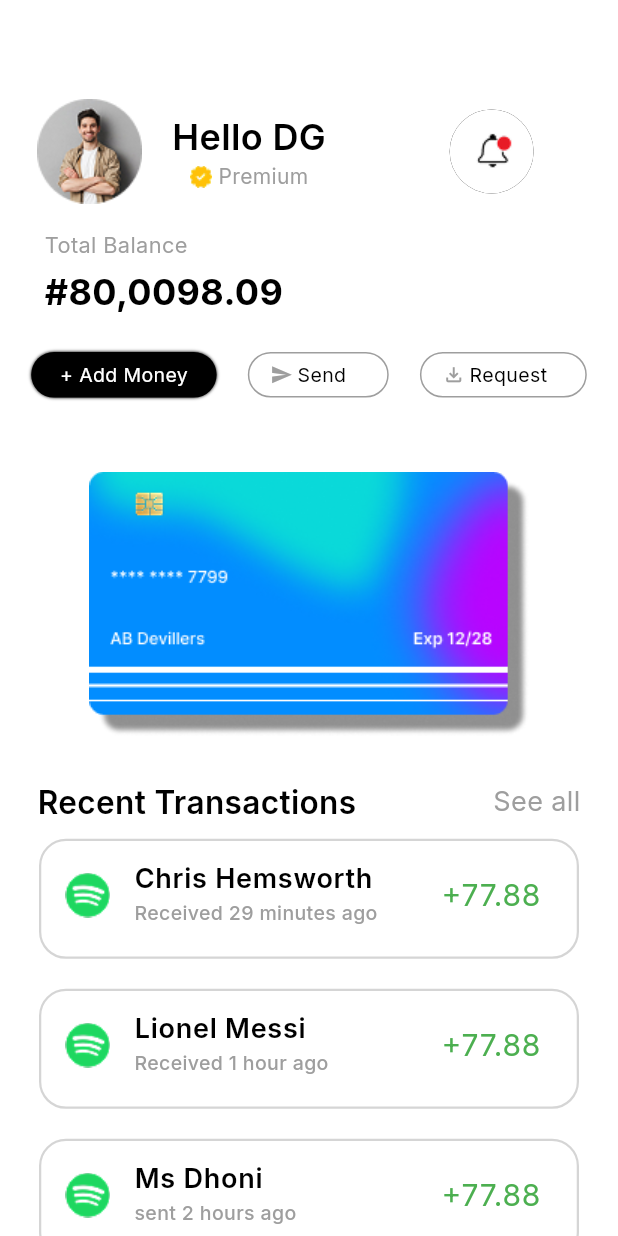
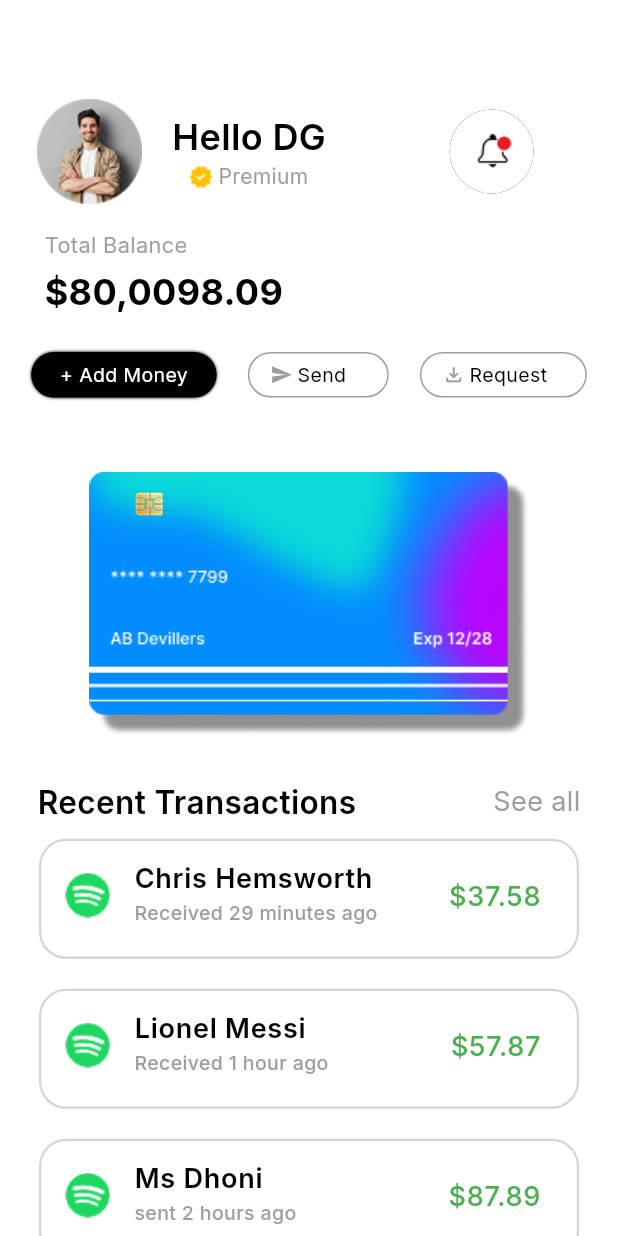
Before and after one commit to dhruvgoel3/QuickPay_Final_Task_App, a Flutter app: the ProfilePage screen opened directly, on a phone screen of 412 x 824 dp. Run offline on Flutter 3.47's test engine with Material 3 defaults, Android fonts, the phone set to English and light mode, and no system bars; our stand-ins replace firebase_auth, firebase_core, fluttertoast, get, google_fonts, google_sign_in; accounts and stored records are empty.

Commit message:
screans added

```diff
--- a/lib/AppUi/ProfilePage/listview_page.dart
+++ b/lib/AppUi/ProfilePage/listview_page.dart
@@ -37,8 +37,8 @@ class ProfileListView {
               trailing: Text(
                 trailing,
                 style: GoogleFonts.inter(
-                  fontSize: 20,
-                  fontWeight: FontWeight.w400,
+                  fontSize: 18,
+                  fontWeight: FontWeight.w500,
                   color: Colors.green,
                 ), // Added trailing widget
               )),
--- a/lib/AppUi/ProfilePage/profile_page.dart
+++ b/lib/AppUi/ProfilePage/profile_page.dart
@@ -21,28 +21,31 @@ class _ProfilePageState extends State<ProfilePage> {
       body: SingleChildScrollView(
         child: Column(children: [
           ProfileRowPage(),
-          SizedBox(height: height*0.012),
-
+          SizedBox(height: height * 0.012),
           ProfileListView.customListView(
               image: Image.asset(
                   "assets/WhatsApp_Image_2025-02-08_at_17.14.16-removebg-preview 1.png"),
               subtitle: "Received 29 minutes ago",
               title: "Chris Hemsworth",
-              trailing: "+77.88"),
-          SizedBox(height: 20,),
+              trailing: "\$37.58"),
+          SizedBox(
+            height: 20,
+          ),
           ProfileListView.customListView(
               image: Image.asset(
                   "assets/WhatsApp_Image_2025-02-08_at_17.14.16-removebg-preview 1.png"),
               subtitle: "Received 1 hour ago",
               title: "Lionel Messi",
-              trailing: "+77.88"),
-          SizedBox(height: 20,),
+              trailing: "\$57.87"),
+          SizedBox(
+            height: 20,
+          ),
           ProfileListView.customListView(
               image: Image.asset(
                   "assets/WhatsApp_Image_2025-02-08_at_17.14.16-removebg-preview 1.png"),
               subtitle: "sent 2 hours ago",
               title: "Ms Dhoni",
-              trailing: "+77.88"),
+              trailing: "\$87.89"),
         ]),
       ),
     );
--- a/lib/AppUi/ProfilePage/profile_row_page.dart
+++ b/lib/AppUi/ProfilePage/profile_row_page.dart
@@ -85,7 +85,7 @@ class ProfileRowPage extends StatelessWidget {
               ),
               SizedBox(height: height * 0.005),
               Text(
-                "#80,0098.09",
+                "\$80,0098.09",
                 style: GoogleFonts.inter(
                     color: Colors.black,
                     fontWeight: FontWeight.w700,
```
Also changed, not shown: lib/AppUi/HistoryPage/history_listview.dart (+6 -6 lines), lib/AppUi/HistoryPage/history_page.dart (+2 -108 lines), lib/AppUi/scanner_page.dart (+48 -1 lines).
